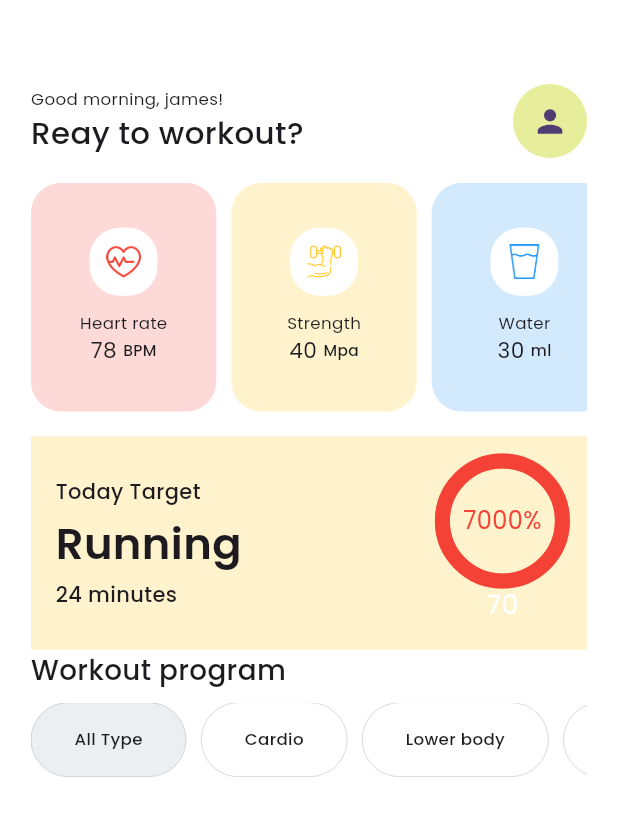
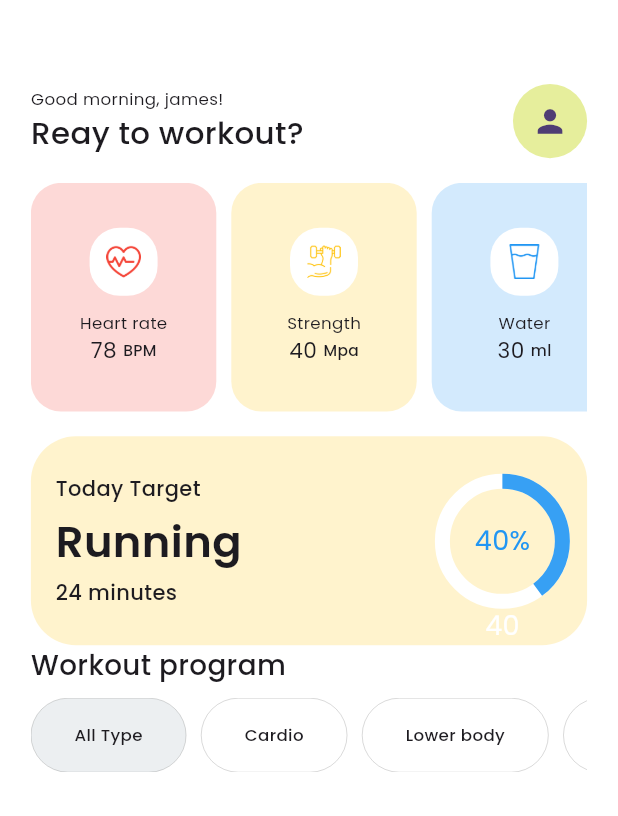
Before and after one commit to Ch-Muhammad-Tahir/Gym-Mobile-UI, a Flutter app: the HomeScreen screen opened directly, after a tap on "All Type", on a phone screen of 412 x 824 dp. Shown: the top 816 px of the screen. Run offline on Flutter 3.47's test engine with Material 3 defaults, Android fonts, the phone set to English and light mode, and no system bars.

Commit message:
Implement daily target widget

```diff
--- a/lib/presentation/home_screen/widgets/animated_progress_indicator.dart
+++ b/lib/presentation/home_screen/widgets/animated_progress_indicator.dart
@@ -29,14 +29,14 @@ class AnimatedCircularProgressIndicator extends StatelessWidget {
               children: [
                 CircularProgressIndicator(
                   value: value,
-                  color: Colors.red,
-                  backgroundColor: Colors.red.withOpacity(0.6),
+                  color: Colors.blue.withOpacity(0.9),
+                  backgroundColor: Colors.white,
                   strokeWidth: 10,
                 ),
                 Center(
                   child: Text(
                     "${(value * 100).toInt()}%",
-                    style: const TextStyle(color: Colors.red, fontSize: 16),
+                    style: const TextStyle(color: Colors.blue, fontSize: 18),
                   ),
                 ),
               ],
--- a/lib/presentation/home_screen/widgets/today_target.dart
+++ b/lib/presentation/home_screen/widgets/today_target.dart
@@ -14,15 +14,22 @@ class TodayTargetWidget extends StatelessWidget {
     return Container(
       // height: ,
       // width: ,
-      padding: EdgeInsets.all(size.width * 0.04),
+      padding: EdgeInsets.symmetric(horizontal: size.width * 0.04),
       decoration: BoxDecoration(
-        color: Colors.amber.withOpacity(0.2),
-      ),
+          color: Colors.amber.withOpacity(0.2),
+          borderRadius: BorderRadius.circular(30)),
       child: Row(
         children: [
           Expanded(flex: 2, child: _runningTextWidgtes(size)),
-          AnimatedCircularProgressIndicator(
-              percentage: 70, label: "70", duration: Durations.extralong4)
+          const Column(
+            children: [
+              SizedBox(
+                height: 30,
+              ),
+              AnimatedCircularProgressIndicator(
+                  percentage: 0.4, label: "40", duration: Duration(seconds: 3)),
+            ],
+          )
         ],
       ),
     );
```
